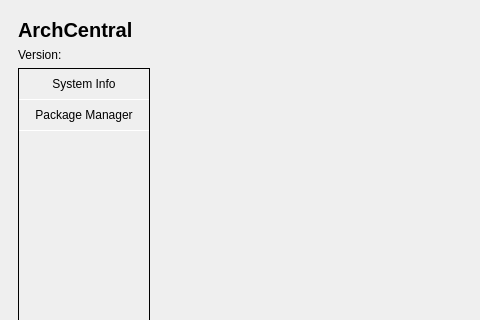
First picture: the form in archcentral/ui/designer/mainwindow.ui, repository szabatoro/archcentral-thesis, before the edit; both pictures show x 0 to 480 and y 0 to 320 of the 1000 by 800 pixel window.
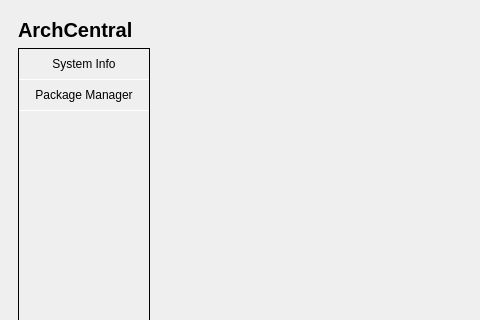
Second picture: the form after the edit. Icons and pictures are not drawn.

Commit message: removed version label

Patch:
```diff
--- a/archcentral/ui/designer/mainwindow.ui
+++ b/archcentral/ui/designer/mainwindow.ui
@@ -49,13 +49,6 @@
          </property>
         </widget>
        </item>
-       <item>
-        <widget class="QLabel" name="app_ver">
-         <property name="text">
-          <string>Version: </string>
-         </property>
-        </widget>
-       </item>
        <item>
         <widget class="QFrame" name="menu_buttons">
          <property name="styleSheet">
```
The commit also changes 1 other file.
